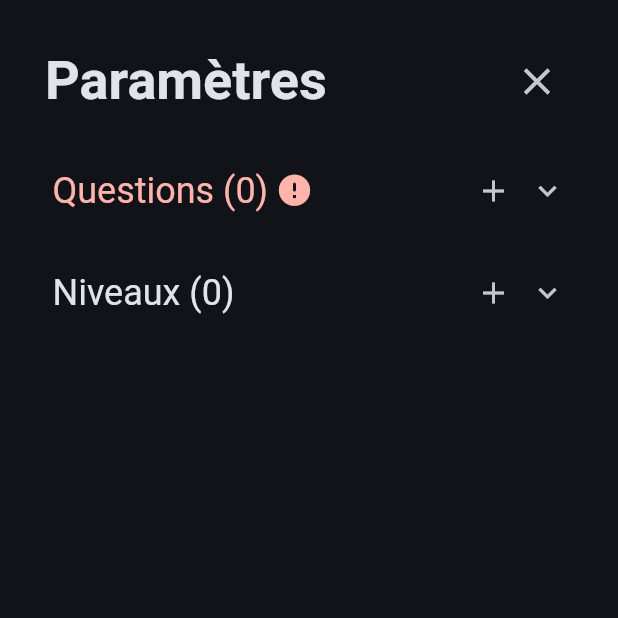
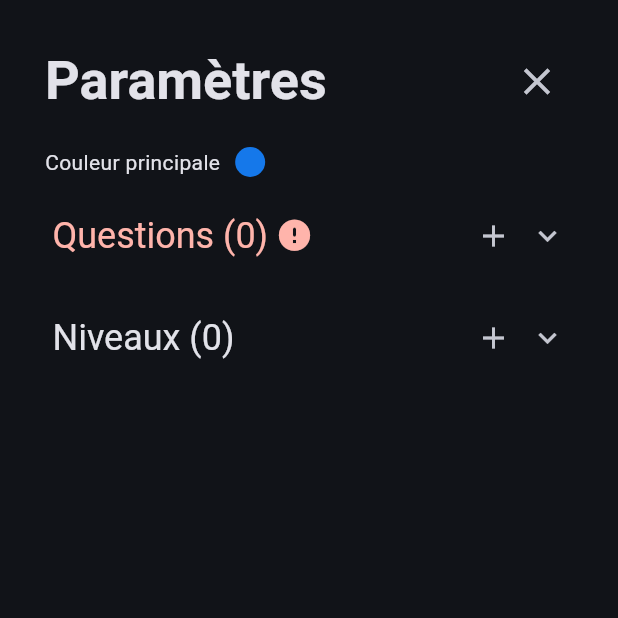
Before and after one commit to alexleboucher/make_your_quiz, a Flutter app: the screen it shows after launch, after a tap on "PARAMETRES", on a phone screen of 412 x 824 dp, the top half of it. Run offline on Flutter 3.47's test engine with Material 2 defaults, Android fonts, the phone set to English and light mode, and no system bars; our stand-ins replace beamer, equatable, flutter_bloc, flutter_colorpicker, google_fonts, hydrated_bloc; missing offline and left inert: day_night_switch; Roboto replaces fonts that are missing (Ubuntu).

Commit message:
Added customizable main color

```diff
--- a/lib/app/cubit/settings_cubit.dart
+++ b/lib/app/cubit/settings_cubit.dart
@@ -14,6 +14,10 @@ class SettingsCubit extends HydratedCubit<SettingsState> {
     final newThemeMode =
         state.themeMode == ThemeMode.light ? ThemeMode.dark : ThemeMode.light;
     emit(state.copyWith(themeMode: newThemeMode));
+  }
+
+  void editMainColor(Color color) {
+    emit(state.copyWith(mainColor: color.value));
   }
 
   void addQuestion(Question question) {
--- a/lib/app/cubit/settings_state.dart
+++ b/lib/app/cubit/settings_state.dart
@@ -4,6 +4,7 @@ part of 'settings_cubit.dart';
 class SettingsState extends Equatable {
   const SettingsState({
     this.themeMode = ThemeMode.dark,
+    this.mainColor = 0xFF1578EA,
     this.questions = const [],
     this.levels = const [],
   });
@@ -12,11 +13,12 @@ class SettingsState extends Equatable {
       _$SettingsStateFromJson(json);
 
   final ThemeMode themeMode;
+  final int mainColor;
   final List<Question> questions;
   final List<String> levels;
 
   @override
-  List<Object> get props => [themeMode, questions, levels];
+  List<Object> get props => [themeMode, questions, levels, mainColor];
 
   Map<String, dynamic> toJson() => _$SettingsStateToJson(this);
 
@@ -24,11 +26,13 @@ class SettingsState extends Equatable {
     ThemeMode? themeMode,
     List<Question>? questions,
     List<String>? levels,
+    int? mainColor,
   }) {
     return SettingsState(
       themeMode: themeMode ?? this.themeMode,
       questions: questions ?? this.questions,
       levels: levels ?? this.levels,
+      mainColor: mainColor ?? this.mainColor,
     );
   }
 }
--- a/lib/app/util/app_theme.dart
+++ b/lib/app/util/app_theme.dart
@@ -1,22 +1,20 @@
 import 'package:flutter/material.dart';
 
-final ColorScheme lightColorScheme = ColorScheme.fromSeed(
-  seedColor: const Color.fromARGB(255, 21, 120, 234),
-  primary: const Color.fromARGB(255, 48, 129, 222),
-  shadow: Colors.grey.withOpacity(0.8),
-);
-
-final ColorScheme darkColorScheme = ColorScheme.fromSeed(
-  seedColor: const Color.fromARGB(255, 21, 120, 234),
-  primary: const Color.fromARGB(255, 48, 129, 222),
-  shadow: Colors.black.withOpacity(0.7),
-  brightness: Brightness.dark,
-);
+ColorScheme _getColorScheme(ThemeMode mode, Color mainColor) {
+  return ColorScheme.fromSeed(
+    seedColor: mainColor,
+    primary: mainColor,
+    shadow: Colors.black.withOpacity(0.7),
+    brightness: mode == ThemeMode.dark ? Brightness.dark : Brightness.light,
+  );
+}
 
 class AppTheme {
-  static ThemeData getTheme({required ThemeMode themeMode}) {
-    final colorScheme =
-        themeMode == ThemeMode.light ? lightColorScheme : darkColorScheme;
+  static ThemeData getTheme({
+    required ThemeMode themeMode,
+    required Color mainColor,
+  }) {
+    final colorScheme = _getColorScheme(themeMode, mainColor);
     return ThemeData(
       colorScheme: colorScheme,
       useMaterial3: true,
--- a/lib/app/view/app.dart
+++ b/lib/app/view/app.dart
@@ -32,7 +32,10 @@ class App extends StatelessWidget {
       child: BlocBuilder<SettingsCubit, SettingsState>(
         builder: (context, settingsState) {
           return MaterialApp.router(
-            theme: AppTheme.getTheme(themeMode: settingsState.themeMode),
+            theme: AppTheme.getTheme(
+              themeMode: settingsState.themeMode,
+              mainColor: Color(settingsState.mainColor),
+            ),
             routerDelegate: routerDelegate,
             routeInformationParser: BeamerParser(),
             debugShowCheckedModeBanner: false,
--- a/lib/settings/view/settings_page.dart
+++ b/lib/settings/view/settings_page.dart
@@ -1,5 +1,8 @@
 import 'package:flutter/material.dart';
+import 'package:flutter_bloc/flutter_bloc.dart';
+import 'package:flutter_colorpicker/flutter_colorpicker.dart';
 import 'package:google_fonts/google_fonts.dart';
+import 'package:make_your_quiz/app/cubit/settings_cubit.dart';
 import 'package:make_your_quiz/settings/view/levels/levels_section.dart';
 import 'package:make_your_quiz/settings/view/questions/questions_section.dart';
 import 'package:make_your_quiz/shared/widgets/app_scaffold.dart';
@@ -10,6 +13,9 @@ class SettingsPage extends StatelessWidget {
 
   @override
   Widget build(BuildContext context) {
+    final mainColor =
+        context.select((SettingsCubit cubit) => cubit.state.mainColor);
+
     return AppScaffold(
       body: Container(
         margin: const EdgeInsets.all(30),
@@ -33,6 +39,50 @@ class SettingsPage extends StatelessWidget {
                 ],
               ),
               const SizedBox(height: 20),
+              Row(
+                children: [
+                  const AppText('Couleur principale'),
+                  const SizedBox(width: 10),
+                  MouseRegion(
+                    cursor: SystemMouseCursors.click,
+                    child: GestureDetector(
+                      onTap: () => {
+                        showDialog<dynamic>(
+                          context: context,
+                          builder: (_) {
+                            return AlertDialog(
+                              title: const Text('Sélectionner une couleur'),
+                              content: BlockPicker(
+                                pickerColor: Color(mainColor),
+                                onColorChanged: (Color color) => context
+                                    .read<SettingsCubit>()
+                                    .editMainColor(color),
+                              ),
+                              actions: [
+                                ElevatedButton(
+                                  child: const Text('Valider'),
+                                  onPressed: () {
+                                    Navigator.of(context).pop();
+                                  },
+                                ),
+                              ],
+                            );
+                          },
+                        )
+                      },
+                      child: Container(
+                        decoration: BoxDecoration(
+                          shape: BoxShape.circle,
+                          color: Color(mainColor),
+                        ),
+                        width: 20,
+                        height: 20,
+                      ),
+                    ),
+                  )
+                ],
+              ),
+              const SizedBox(height: 10),
               const QuestionsSection(),
               const SizedBox(height: 10),
               const LevelsSection(),
--- a/pubspec.yaml
+++ b/pubspec.yaml
@@ -36,6 +36,7 @@ dependencies:
   flutter:
     sdk: flutter
   flutter_bloc: ^8.1.3
+  flutter_colorpicker: ^1.0.3
   google_fonts: ^5.1.0
   hydrated_bloc: ^9.1.2
   json_annotation: ^4.8.1
```
Also changed, not shown: lib/app/cubit/settings_cubit.g.dart, pubspec.lock.
